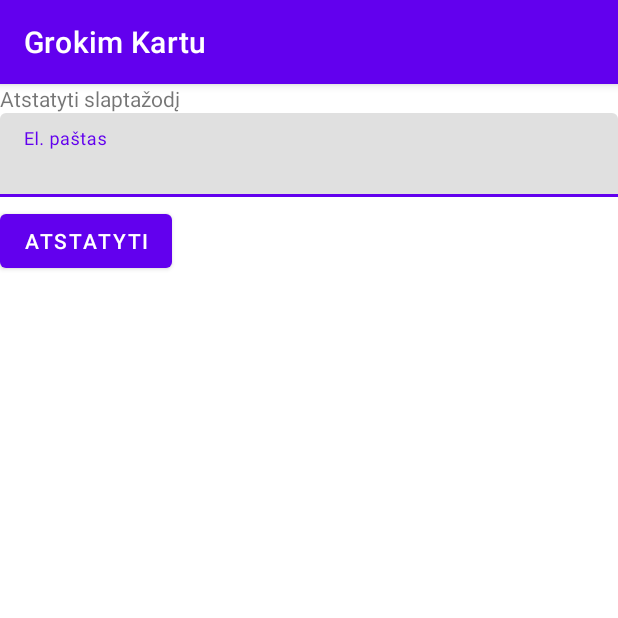
After one commit to daumantasp/grokim_kartu, an Android app: the fragment ForgotPasswordFragment shown on its own in the app's theme, on a phone screen of 412 x 824 dp, the top half of it. The commit adds this screen. Run offline under Robolectric (Android 15) with nearby library versions, the phone set to English and light mode, and no system bars; our stand-ins replace Dagger/Hilt's generated code, Firebase (no records; nobody signed in at launch, a user with empty details on screens opened directly), data binding; 3 statements that could not run were skipped.

Commit message:
Add ForgotPasswordFragment

```diff
--- a/app/src/main/java/com/dauma/grokimkartu/ui/MainActivity.kt
+++ b/app/src/main/java/com/dauma/grokimkartu/ui/MainActivity.kt
@@ -35,7 +35,8 @@ class MainActivity : AppCompatActivity() {
                 R.id.splashFragment,
                 R.id.loginFragment,
                 R.id.registrationFragment,
-                R.id.registrationConfirmFragment -> showBottomNavigation(false)
+                R.id.registrationConfirmFragment,
+                R.id.forgotPasswordFragment -> showBottomNavigation(false)
                 else -> showBottomNavigation(true)
             }
         }
--- /dev/null
+++ b/app/src/main/java/com/dauma/grokimkartu/ui/forgotPassword/ForgotPasswordFragment.kt
@@ -0,0 +1,62 @@
+package com.dauma.grokimkartu.ui.forgotPassword
+
+import android.os.Bundle
+import android.view.LayoutInflater
+import android.view.View
+import android.view.ViewGroup
+import androidx.fragment.app.Fragment
+import androidx.fragment.app.viewModels
+import androidx.navigation.fragment.findNavController
+import com.dauma.grokimkartu.databinding.FragmentForgotPasswordBinding
+import com.dauma.grokimkartu.models.Event
+import com.dauma.grokimkartu.models.EventObserver
+import com.dauma.grokimkartu.viewmodels.forgotPassword.ForgotPasswordViewModelImpl
+import dagger.hilt.android.AndroidEntryPoint
+
+@AndroidEntryPoint
+class ForgotPasswordFragment : Fragment() {
+    private val forgotPasswordViewModel by viewModels<ForgotPasswordViewModelImpl>()
+
+    private var _binding: FragmentForgotPasswordBinding? = null
+    // This property is only valid between onCreateView and
+    // onDestroyView.
+    private val binding get() = _binding!!
+
+    override fun onCreateView(
+        inflater: LayoutInflater, container: ViewGroup?,
+        savedInstanceState: Bundle?,
+    ): View? {
+        _binding = FragmentForgotPasswordBinding.inflate(inflater, container, false)
+        binding.model = forgotPasswordViewModel
+        val view = binding.root
+
+        forgotPasswordViewModel.getForgotPasswordForm().getFormFields().observe(viewLifecycleOwner) {
+            forgotPasswordViewModel.resetClicked(it.get(0))
+        }
+
+        forgotPasswordViewModel.emailError.observe(viewLifecycleOwner) {
+            binding.emailTextInput.error = if (it != -1) requireContext().getString(it) else ""
+        }
+
+        forgotPasswordViewModel.showSuccess.observe(viewLifecycleOwner, EventObserver {
+            if (it) {
+                binding.emailTextInput.visibility = View.GONE
+                binding.forgotPasswordButton.visibility = View.GONE
+                binding.passwordResetEmailSentTextView.visibility = View.VISIBLE
+                binding.okButton.visibility = View.VISIBLE
+            }
+        })
+
+        forgotPasswordViewModel.navigateToLogin.observe(viewLifecycleOwner, EventObserver {
+            findNavController().navigate(it)
+        })
+
+        // Inflate the layout for this fragment
+        return view
+    }
+
+    override fun onDestroyView() {
+        super.onDestroyView()
+        _binding = null
+    }
+}
--- /dev/null
+++ b/app/src/main/res/layout/fragment_forgot_password.xml
@@ -0,0 +1,67 @@
+<?xml version="1.0" encoding="utf-8"?>
+<layout xmlns:android="http://schemas.android.com/apk/res/android"
+    xmlns:app="http://schemas.android.com/apk/res-auto"
+    xmlns:tools="http://schemas.android.com/tools">
+
+    <data>
+        <variable
+            name="model"
+            type="com.dauma.grokimkartu.viewmodels.forgotPassword.ForgotPasswordViewModelImpl" />
+    </data>
+
+    <LinearLayout android:layout_width="match_parent"
+        android:layout_height="match_parent"
+        tools:context=".ui.forgotPassword.ForgotPasswordFragment"
+        android:orientation="vertical">
+
+        <TextView
+            android:id="@+id/passwordResetTextView"
+            android:layout_width="match_parent"
+            android:layout_height="wrap_content"
+            android:text="@string/forgotPassword_resetDescription" />
+
+        <com.google.android.material.textfield.TextInputLayout
+            android:id="@+id/emailTextInput"
+            android:layout_width="match_parent"
+            android:layout_height="wrap_content"
+            android:layout_marginBottom="5dp">
+
+            <com.google.android.material.textfield.TextInputEditText
+                android:id="@+id/emailTextInputEditText"
+                android:layout_width="match_parent"
+                android:layout_height="match_parent"
+                android:text="@={model.forgotPasswordForm.email}"
+                android:hint="@string/forgotPassword_email"
+                android:singleLine="true"
+                android:maxLines="1"
+                android:lines="1"/>
+
+        </com.google.android.material.textfield.TextInputLayout>
+
+        <Button
+            android:id="@+id/forgotPasswordButton"
+            android:layout_width="wrap_content"
+            android:layout_height="wrap_content"
+            android:layout_marginBottom="96dp"
+            android:text="@string/forgotPassword_reset"
+            android:enabled="@{model.forgotPasswordForm.emailValid}"
+            android:onClick="@{() -> model.forgotPasswordForm.onClick()}"/>
+
+        <TextView
+            android:id="@+id/passwordResetEmailSentTextView"
+            android:layout_width="match_parent"
+            android:layout_height="wrap_content"
+            android:visibility="gone"
+            android:text="@string/passwordReset_email_sent" />
+
+        <Button
+            android:id="@+id/okButton"
+            android:layout_width="match_parent"
+            android:layout_height="wrap_content"
+            android:visibility="gone"
+            android:onClick="@{() -> model.okClicked()}"
+            android:text="@string/passwordReset_okButton" />
+
+    </LinearLayout>
+
+</layout>
--- a/app/src/main/res/values/strings.xml
+++ b/app/src/main/res/values/strings.xml
@@ -7,6 +7,7 @@
     <string name="login_password">Slaptažodis</string>
     <string name="login_loginButton">Prisijungti</string>
     <string name="login_register">Registruotis</string>
+    <string name="login_forgot_password">Pamiršau slaptažodį</string>
     <string name="registration_registrationTextView">Registracija</string>
     <string name="registration_name">Vardas</string>
     <string name="registration_email">El. paštas</string>
@@ -24,4 +25,12 @@
     <string name="registrationConfirm_registrationSuccessful">Jūs sėkmingai užsiregistravote. Į jūsų el. paštą buvo išsiųstas patvirtinimo laiškas.</string>
     <string name="registrationConfirm_okButton">Supratau</string>
     <string name="login_email_not_verified">El. paštas nepatvirtintas</string>
+    <string name="forgotPassword_email">El. paštas</string>
+    <string name="forgotPassword_resetDescription">Atstatyti slaptažodį</string>
+    <string name="forgotPassword_reset">Atstatyti</string>
+    <string name="passwordReset_invalid_email_error">Toks vartotojas nerastas</string>
+    <string name="passwordReset_email_sent">Slaptažodžio atstatymo laiškas išsiųstas Jums į paštą</string>
+    <string name="passwordReset_okButton">Supratau</string>
+    <!-- TODO: Remove or change this placeholder text -->
+    <string name="hello_blank_fragment">Hello blank fragment</string>
 </resources>
```
